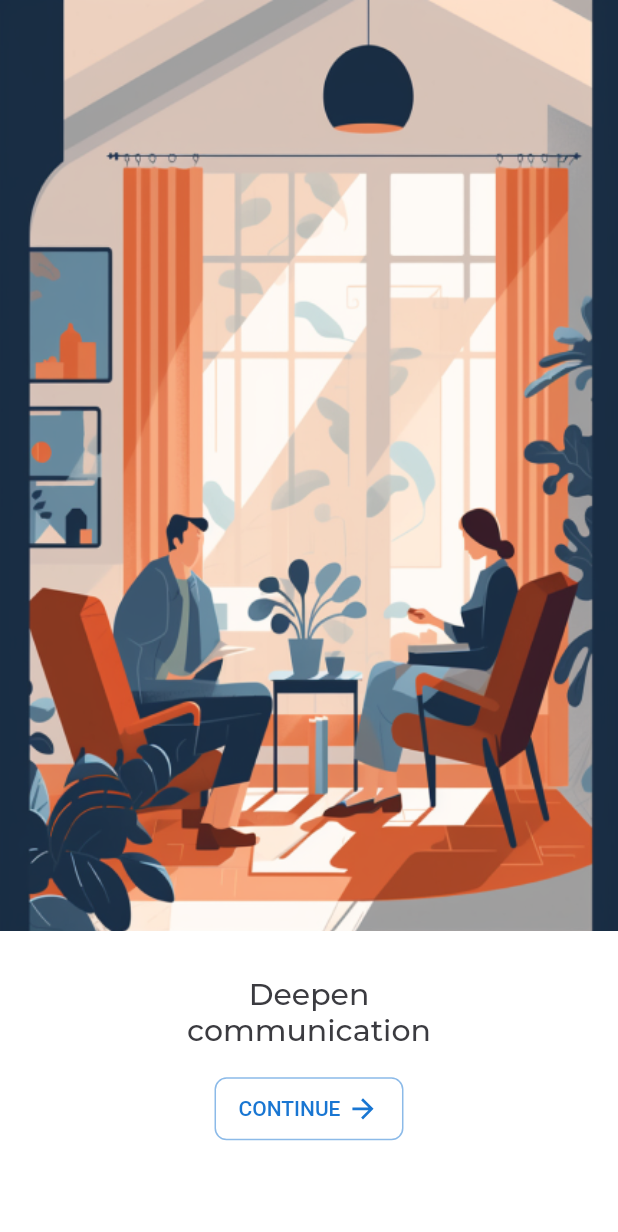
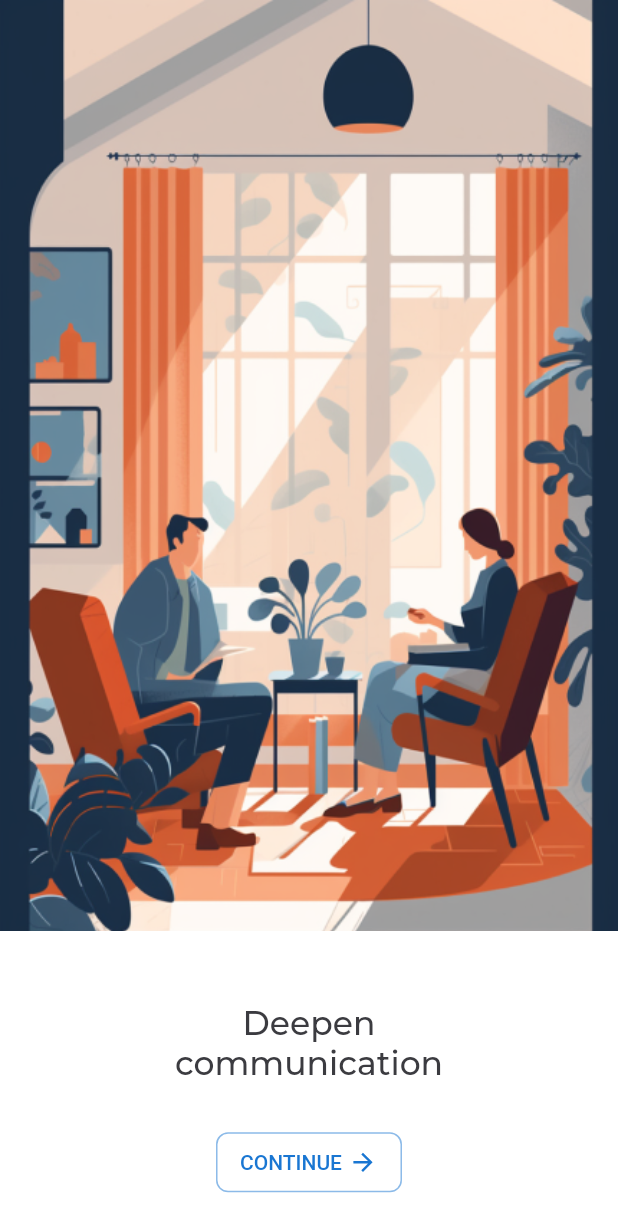
Before and after one commit to jadhavdurgesh/pillowtalk, a Flutter app: the screen it shows after launch, after a tap on "CONTINUE", on a phone screen of 412 x 824 dp. Shown: the top 1232 px of the screen. Run offline on Flutter 3.47's test engine with Material 2 defaults, Android fonts, the light colour scheme and no system bars; drawn by our look-alikes of expandable_page_view; our stand-ins replace flutter_svg, get, google_fonts, velocity_x.

Commit message:
Onboarding Pages .

```diff
--- a/lib/components/create_account_dialog.dart
+++ b/lib/components/create_account_dialog.dart
@@ -17,6 +17,8 @@ class CreateAccountDialog extends StatefulWidget {
 class _CreateAccountDialogState extends State<CreateAccountDialog> {
   TextEditingController emailController = TextEditingController();
   TextEditingController passController = TextEditingController();
+  TextEditingController firstnameController = TextEditingController();
+  TextEditingController lastnameController = TextEditingController();
 
   @override
   Widget build(BuildContext context) {
@@ -53,7 +55,7 @@ class _CreateAccountDialogState extends State<CreateAccountDialog> {
                     SizedBox(
                       height: 36,
                       child: TextField(
-                        controller: emailController,
+                        controller: firstnameController,
                       ),
                     )
                   ],
@@ -70,7 +72,7 @@ class _CreateAccountDialogState extends State<CreateAccountDialog> {
                     SizedBox(
                       height: 36,
                       child: TextField(
-                        controller: emailController,
+                        controller: lastnameController,
                       ),
                     )
                   ],
--- a/lib/components/enter_code_dialog.dart
+++ b/lib/components/enter_code_dialog.dart
@@ -2,7 +2,6 @@ import 'package:flutter/material.dart';
 import 'package:get/get.dart';
 import 'package:pillowtalk/components/code_textfield.dart';
 import 'package:pillowtalk/views/home_screen.dart';
-import 'package:pillowtalk/views/onboarding/onboarding_five.dart';
 import 'package:velocity_x/velocity_x.dart';
 
 import '../constants/colors.dart';
--- /dev/null
+++ b/lib/components/onboard_content.dart
@@ -0,0 +1,39 @@
+import 'package:flutter/material.dart';
+import 'package:velocity_x/velocity_x.dart';
+
+import '../constants/fonts/fontstyle.dart';
+
+
+class OnBoard {
+  final String image, text;
+
+  OnBoard({
+    required this.image,
+    required this.text,
+  });
+}
+
+class OnboardContent extends StatelessWidget {
+  const OnboardContent({
+    super.key,
+    required this.image,
+    required this.text,
+  });
+
+  final String image, text;
+
+  @override
+  Widget build(BuildContext context) {
+    return Column(
+      children: [
+        Image.asset(image),
+        48.heightBox,
+        Text(
+          text,
+          style: kMontserratMedium.copyWith(fontSize: 22),
+          textAlign: TextAlign.center,
+        ),
+      ],
+    );
+  }
+}
--- a/lib/constants/lists.dart
+++ b/lib/constants/lists.dart
@@ -1,3 +1,4 @@
+import 'package:pillowtalk/components/onboard_content.dart';
 import 'package:pillowtalk/constants/strings.dart';
 
 final urlImages = [
@@ -26,3 +27,9 @@ const descCardLlist = [
   descCard3,
   descCard4,
 ];
+
+final List<OnBoard> onboardDataList = [
+  OnBoard(image: "assets/banner1.png", text: "Connecting with\nyour partner"),
+  OnBoard(image: "assets/banner2.png", text: "Deepen\ncommunication"),
+  OnBoard(image: "assets/banner3.png", text: "Strengthening\nintimacy"),
+];
--- a/lib/main.dart
+++ b/lib/main.dart
@@ -1,7 +1,9 @@
 import 'package:flutter/material.dart';
 import 'package:get/get.dart';
 import 'package:pillowtalk/constants/colors.dart';
-import 'package:pillowtalk/views/splash_screen.dart';
+
+import 'views/onboarding/onboarding_one.dart';
+import 'views/splash_screen.dart';
 
 void main() {
   runApp(const MyApp());
--- a/lib/views/discover_screen.dart
+++ b/lib/views/discover_screen.dart
@@ -5,7 +5,7 @@ class DiscoverScreen extends StatelessWidget {
 
   @override
   Widget build(BuildContext context) {
-    return Scaffold(
+    return const Scaffold(
       body: Center(
         child: Text('Discover Screen'),
       ),
--- a/lib/views/home.dart
+++ b/lib/views/home.dart
@@ -1,4 +1,3 @@
-import 'dart:html';
 
 import 'package:flutter/material.dart';
 import 'package:flutter_svg/svg.dart';
@@ -39,6 +38,7 @@ class Home extends StatelessWidget {
           backgroundColor: secondaryColor,
           items: navBarItems,
           fixedColor: whiteColor,
+          // currentIndex: ,
           // selectedLabelStyle: ,
           unselectedItemColor: whiteColor,
           type: BottomNavigationBarType.fixed,
--- a/lib/views/onboarding/onbaording_four.dart
+++ b/lib/views/onboarding/onbaording_four.dart
@@ -29,6 +29,9 @@ class _OnboardingFourScreenState extends State<OnboardingFourScreen> {
       builder: (ctx) => const CreateAccountDialog(),
     );
   }
+
+  final emailController = TextEditingController();
+  final passwordController = TextEditingController();
 
   @override
   Widget build(BuildContext context) {
--- a/lib/views/onboarding/onboarding_one.dart
+++ b/lib/views/onboarding/onboarding_one.dart
@@ -1,58 +1,96 @@
+import 'package:expandable_page_view/expandable_page_view.dart';
 import 'package:flutter/material.dart';
 import 'package:get/get.dart';
-import 'package:pillowtalk/components/outline_button.dart';
-import 'package:pillowtalk/constants/fonts/fontstyle.dart';
+import 'package:http/http.dart';
+import 'package:pillowtalk/components/onboard_content.dart';
+import 'package:pillowtalk/constants/lists.dart';
+import 'package:pillowtalk/views/home_screen.dart';
 import 'package:pillowtalk/views/onboarding/onboarding_two.dart';
 import 'package:velocity_x/velocity_x.dart';
 
+import '../../components/outline_button.dart';
+import 'onbaording_four.dart';
+
 class OnboardingOneScreen extends StatefulWidget {
-  final Image image1;
-  final Image image2;
-  final Image image3;
-  const OnboardingOneScreen({super.key, required this.image1, required this.image2, required this.image3});
+  // final Image image1;
+  // final Image image2;
+  // final Image image3;
+  const OnboardingOneScreen({
+    super.key,
+    // required this.image1,
+    // required this.image2,
+    // required this.image3
+  });
 
   @override
   State<OnboardingOneScreen> createState() => _OnboardingOneScreenState();
 }
 
 class _OnboardingOneScreenState extends State<OnboardingOneScreen> {
-
   // @override
   // void didChangeDependencies() {
   //   precacheImage(widget.image1.image, context);
   //   super.didChangeDependencies();
   // }
 
+  late PageController _pageController;
+  int _pageIndex = 0;
+
+  @override
+  void initState() {
+    super.initState();
+    _pageController = PageController(initialPage: 0);
+  }
+
+  @override
+  void dispose() {
+    // TODO: implement dispose
+    super.dispose();
+    _pageController.dispose();
+  }
+
   @override
   Widget build(BuildContext context) {
-
     return Scaffold(
-      body: Column(
+        body: SingleChildScrollView(
+      child: Column(children: [
+        ExpandablePageView.builder(
+          controller: _pageController,
+          itemCount: onboardDataList.length,
+          onPageChanged: (index) {
+            setState(() {
+              _pageIndex = index;
+            });
+          },
+          itemBuilder: (context, index) {
+            return Column(
               children: [
-          // SvgPicture.asset("assets/banner1.svg"),
-          widget.image1,
-          // Image.asset("assets/banner1.png"),
-          // CachedNetworkImage(imageUrl: 'https://couplegames.s3.amazonaws.com/Onboarding+Screens/Screen1.png'),
-          Expanded(flex: 1, child: Container()),
-          Text(
-            "Conneting with\nyour partner",
-            textAlign: TextAlign.center,
-            style: kMontserratMedium.copyWith(fontSize: 20),
+                OnboardContent(
+                  image: onboardDataList[index].image,
+                  text: onboardDataList[index].text,
                 ),
-          16.heightBox,
+              ],
+            );
+          },
+        ),
+        28.heightBox,
         customOutlineButton(
-            title: "CONTINUE",
           assetName: "assets/icons/arrow.svg",
-            height: 22,
-            width: 22,
+          title: _pageIndex == onboardDataList.length - 1
+              ? "LET'S BEGIN"
+              : "CONTINUE",
+          height: 20,
+          width: 20,
           widthbox: 4.0,
           onPress: () {
-              Get.to(()=> OnboardingTwoScreen(image2: widget.image2, image3: widget.image3,), transition: Transition.noTransition);
+            _pageIndex == onboardDataList.length - 1
+                ? Get.to(() => const OnboardingFourScreen())
+                : _pageController.nextPage(
+                    duration: const Duration(milliseconds: 150),
+                    curve: Curves.ease);
           },
-          ),
-          Expanded(flex: 2, child: Container()),
-        ],
-      ),
-    );
+        )
+      ]),
+    ));
   }
 }
--- a/lib/views/onboarding/onboarding_two.dart
+++ b/lib/views/onboarding/onboarding_two.dart
@@ -1,5 +1,4 @@
 import 'package:flutter/material.dart';
-import 'package:flutter_svg/svg.dart';
 import 'package:get/get.dart';
 import 'package:pillowtalk/components/outline_button.dart';
 import 'package:pillowtalk/constants/fonts/fontstyle.dart';
@@ -7,17 +6,19 @@ import 'package:velocity_x/velocity_x.dart';
 import 'onboarding_three.dart';
 
 class OnboardingTwoScreen extends StatefulWidget {
-  final Image image2;
-  final Image image3;
+  // final Image image2;
+  // final Image image3;
 
-  const OnboardingTwoScreen({super.key, required this.image2, required this.image3});
+  const OnboardingTwoScreen({
+    super.key,
+    // required this.image2, required this.image3
+  });
 
   @override
   State<OnboardingTwoScreen> createState() => _OnboardingTwoScreenState();
 }
 
 class _OnboardingTwoScreenState extends State<OnboardingTwoScreen> {
-
   // @override
   // void didChangeDependencies() {
   //   precacheImage(widget.image2.image, context);
@@ -30,7 +31,7 @@ class _OnboardingTwoScreenState extends State<OnboardingTwoScreen> {
       body: Column(
         children: [
           // SvgPicture.asset("assets/banner2.svg"),
-          widget.image2,
+          // widget.image2,
           // Image.asset("assets/banner2.png"),
           // CachedNetworkImage(imageUrl: 'https://couplegames.s3.amazonaws.com/Onboarding+Screens/Screen2.png'),
           Expanded(flex: 1, child: Container()),
@@ -47,8 +48,9 @@ class _OnboardingTwoScreenState extends State<OnboardingTwoScreen> {
             width: 22,
             widthbox: 4.0,
             onPress: () {
-              Get.to(()=> OnboardingThreeScreen(image3: widget.image3), transition: Transition.noTransition );
-              },
+              Get.to(() => const OnboardingThreeScreen(),
+                  transition: Transition.noTransition);
+            },
           ),
           Expanded(flex: 2, child: Container()),
         ],
--- a/lib/views/splash_screen.dart
+++ b/lib/views/splash_screen.dart
@@ -1,5 +1,4 @@
 import 'package:flutter/material.dart';
-import 'package:flutter_svg/svg.dart';
 import 'package:get/get.dart';
 import 'dart:math' as math;
 import '../constants/colors.dart';
@@ -35,7 +34,7 @@ class _SplashScreenState extends State<SplashScreen> with SingleTickerProviderSt
         image1 = Image.asset("assets/banner1.png");
         image2 = Image.asset("assets/banner2.png");
         image3 = Image.asset("assets/banner3.png");
-        Get.off(()=> OnboardingOneScreen(image1: image1,image2: image2,image3: image3,), transition: Transition.noTransition);
+        Get.off(()=> const OnboardingOneScreen(), transition: Transition.noTransition);
       }
     );
   }
--- a/pubspec.yaml
+++ b/pubspec.yaml
@@ -30,15 +30,15 @@ environment:
 dependencies:
   cached_network_image: ^3.2.3
   cupertino_icons: ^1.0.2
+  expandable_page_view: ^1.0.17
   flutter:
     sdk: flutter
   flutter_advanced_networkimage_2: ^2.0.1
   flutter_svg: ^1.0.0
   get: ^4.6.5
+  google_fonts: ^4.0.4
+  http: ^0.13.4
   velocity_x: ^4.1.0
-  http: ^0.13.4
-  google_fonts: ^4.0.4
-
 
 dev_dependencies:
   flutter_lints: ^2.0.0
```
Also changed, not shown: lib/views/onboarding/onboarding_three.dart (+5 -4 lines), pubspec.lock. Lines whose indentation alone changed are shown as unchanged.
